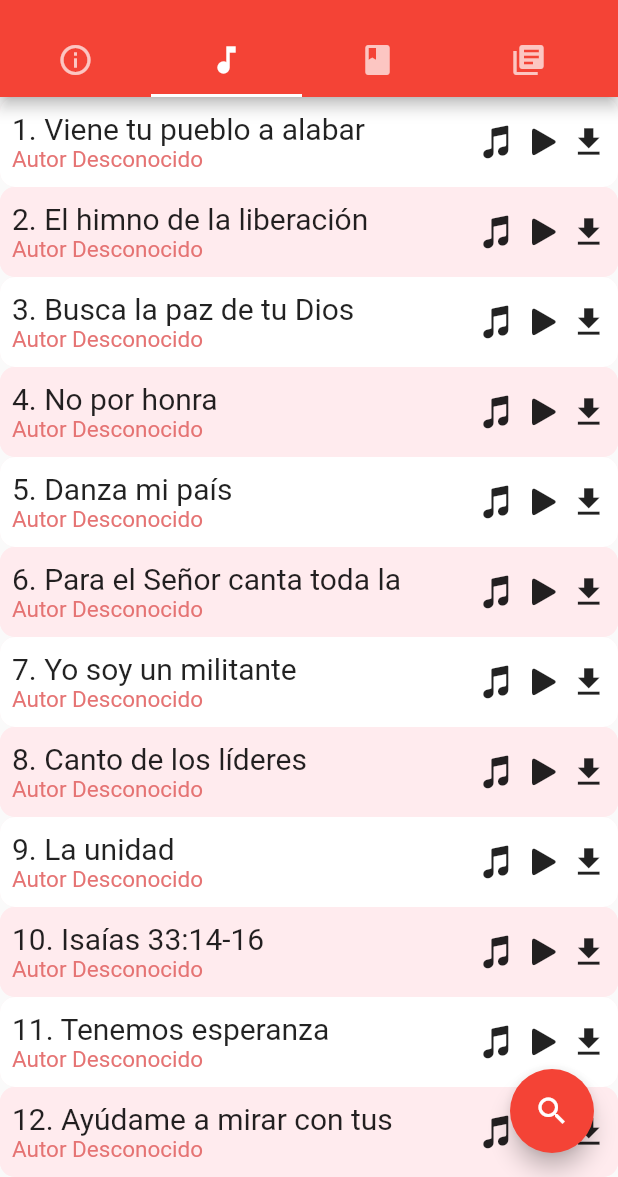
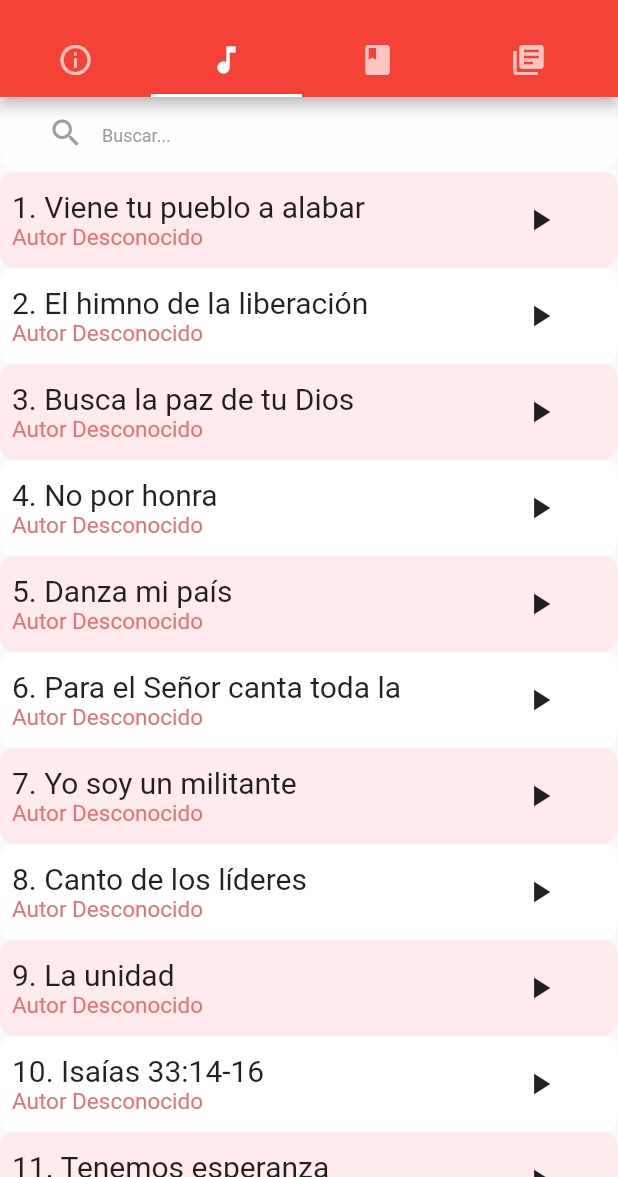
Before and after one commit to ThisLerol/AGEAPP-2.0, a Flutter app: the screen it shows after launch, tab 2 chosen, on a phone screen of 412 x 824 dp, the part 59-1236 px from its top. Run offline on Flutter 3.47's test engine with Material 2 defaults, Android fonts, the phone set to English and light mode, and no system bars.

Commit message:
Buscador de TabMusica,Musica tiene solo un icono y conectado con drive, Splas con logo AGEUP

```diff
--- a/lib/Contenidos/Letra y Acordes/ChordMain.dart
+++ b/lib/Contenidos/Letra y Acordes/ChordMain.dart
@@ -74,9 +74,10 @@ class _chord extends State<chord>{
             Container(
               child: Column(
                 children: <Widget>[
-                  Text(letras().nombreCan(widget.musicTitle.toInt()),textAlign: TextAlign.center, style: TextStyle(color: Colors.black,fontSize: 22,decoration: TextDecoration.overline,fontStyle: FontStyle.italic),),
                   Text("\n"),
-                  Text(letras().letrasand(tono, letraOacorde,widget.musicTitle.toInt()),textAlign: TextAlign.center, style: TextStyle(color: Colors.black,fontSize: 20,decoration: TextDecoration.none,),),
+                  Text(letras().nombreCan(widget.musicTitle.toInt()),textAlign: TextAlign.center, style: TextStyle(color: Colors.deepOrangeAccent,fontSize: 22,decoration: TextDecoration.underline,fontStyle: FontStyle.italic, fontWeight: FontWeight.bold),),
+                  Text("\n"),
+                  Text(letras().letrasand(tono, letraOacorde,widget.musicTitle.toInt()),textAlign: TextAlign.center, style: TextStyle(color: Colors.black87,fontSize: 20,decoration: TextDecoration.none,),),
                 ],
               ),
             )
--- a/lib/Contenidos/Musica.dart
+++ b/lib/Contenidos/Musica.dart
@@ -4,7 +4,8 @@ import 'package:flutter/material.dart';
 import 'package:ageapp/Contenidos/Letra y Acordes/ChordMain.dart';
 import 'package:ageapp/Contenidos/Letra y Acordes/Canciones/MusicaClass.dart';
 import 'package:ageapp/Contenidos/Letra y Acordes/Buscar.dart';
-
+import 'package:flutter/services.dart';
+import 'package:url_launcher/url_launcher.dart';
 
 class Musica extends StatefulWidget{
   @override
@@ -15,31 +16,60 @@ class Musica extends StatefulWidget{
 }
 
 class _Musica extends State<Musica>{
+  List<String> test, sample, _dat1;
+
+  String texto = " ";
   MusicaClass musicaData = new MusicaClass();
+
   var controller = 0;
 
   @override
   Widget build(BuildContext context) {
     // TODO: implement build
     return Scaffold(
-      floatingActionButton: FloatingActionButton(
-        child: Icon(Icons.search),
-        onPressed: (){
-          showSearch(context:context, delegate:Buscar());
-        },
-      ),
+
       // color: Colors.red[50],
 
-        body: ListView(
+      body:
+
+      ListView(
+
         children:
-          ListaCanciones(),
-        )
+        //ListaCanciones(),
+        CancionesBuscadas(texto),
+      ),
+
+
+
     );
   }
 
-  List<Widget> ListaCanciones(){
-    int ai = 24;
+  List<Widget> CancionesBuscadas(String text){
+    var nombresBus = <String>[];
+    var nombresIndex = <int>[];
 
+    int cont = 0;
+    print("ancho");
+    print(musicaData.getnombreListancho());
+    for( var i = 0 ; i <= musicaData.getnombreListancho()-1; i++ ) {
+      if(musicaData.getnombre(i).toLowerCase().contains(text.toLowerCase())){
+        nombresBus.add(musicaData.getnombre(i));
+        nombresIndex.add(i);
+        cont++;
+        print("cont");
+        print(cont);
+
+      }
+
+    }
+
+    var arr = new List<Widget>(cont+1);
+    print("nombresBus");
+    print(nombresBus);
+    print(nombresBus.length);
+    print("nombresIndex");
+    print(nombresIndex);
+    print(nombresIndex.length);
     Color InterCalar(int i){
       if(i%2==0){
         return Colors.white;
@@ -47,13 +77,19 @@ class _Musica extends State<Musica>{
         return Colors.red[50];
       }
     }
+    print("cont");
+    print(cont);
+    print("arr lenght");
+    print(arr.length);
+    var a = 0;
 
-    var arr = new List<Widget>(ai+1);
+    for( var i = 1 ; i <= cont; i++ ){
+      print('var a');
+      print(a);
+      print(nombresIndex.length);
 
-    for( var i = 0 ; i <= ai; i++ ) {
-      var a = i+1;
 
-      arr[i] = Container(
+      arr[i]= Container(
         decoration: BoxDecoration(
           borderRadius: BorderRadius.circular(10),
           color: InterCalar(i),
@@ -61,13 +97,16 @@ class _Musica extends State<Musica>{
             BoxShadow(color: Colors.red[50], spreadRadius: 0),
           ],
         ),
-       // color: InterCalar(i),
-        //elevation: 0,
-        //borderOnForeground: true,
-        child: InkWell(
+
+        child: Wrap(
+            alignment: WrapAlignment.spaceBetween,
+            crossAxisAlignment: WrapCrossAlignment.center,
+            direction: Axis.horizontal,
+            children: <Widget>[
+              InkWell(
                   child: Wrap(
                     direction: Axis.horizontal,
-              alignment: WrapAlignment.spaceBetween,
+                    alignment: WrapAlignment.spaceEvenly,
                     crossAxisAlignment: WrapCrossAlignment.center,
                     children: <Widget>[
                       Wrap(
@@ -85,7 +124,8 @@ class _Musica extends State<Musica>{
                               child: Column(
                                   crossAxisAlignment: CrossAxisAlignment.start,
                                   children:<Widget>[
-                              Container(width: MediaQuery.of(context).size.width/1.5,child: Text("$a. "+musicaData.getnombre(i),maxLines: 1,textAlign: TextAlign.start,style: TextStyle(fontWeight: FontWeight.normal, fontSize: 20, ),),),
+                                    //Text(musicaData.getLinksDrive(nombresIndex[a]).toString()),
+                                    Container(width: MediaQuery.of(context).size.width/1.5,child: Text("$i. "+nombresBus[i-1].toString(),maxLines: 1,textAlign: TextAlign.start,style: TextStyle(fontWeight: FontWeight.normal, fontSize: 20, ),),),
                                     Text("Autor Desconocido", textAlign: TextAlign.start,style: TextStyle(fontWeight: FontWeight.normal, fontSize: 15, color: Colors.red[300]),)
                                   ]
                               ),
@@ -97,38 +137,64 @@ class _Musica extends State<Musica>{
                           ),
                         ],
                       ),
-                Wrap(
-                  alignment: WrapAlignment.spaceAround,
-                    children: <Widget>[
-                      InkWell(
-                        splashColor: Colors.red.withAlpha(30),
-                        onTap: () {
-                        Navigator.push(
-                        context,
-                        MaterialPageRoute(builder: (context) => chord(musicTitle: i)),
-                        );},
-                        child: Padding(
-                          padding:  EdgeInsets.fromLTRB(0, 0, 7, 0),
-                          child: Icon(CupertinoIcons.double_music_note,size: 25,),
-                        ),
-                      ),
-                      Padding(
 
-                        padding:  EdgeInsets.fromLTRB(0, 0, 5, 0),
-                        child: Icon(CupertinoIcons.play_arrow_solid,size: 25,),
-                      ),
-                      Padding(
-                        padding:  EdgeInsets.fromLTRB(0, 0, 7, 0),
-                        child: Icon(Icons.file_download ,size: 25,),
-                      ),
-                    ],
-                  )
                     ],
                   )
               ),
+              Padding(
+                  padding: const EdgeInsets.all(8.0),
+                  child: RaisedButton(
+
+                    onPressed: (){
+                      if(musicaData.getLinksDrive(nombresIndex[i-1])=="-"){
+                      }else{
+                        launch(musicaData.getLinksDrive(nombresIndex[i-1]).toString());
+                      }
+                    },
+                    color: InterCalar(i),
+                    elevation: 0,
+
+                    child: Icon(Icons.play_arrow),
+                  )
+              ),
+            ]),
       );
+      a++;
     }
+
+    arr[0]=Container(
+      width: 300,
+      padding: EdgeInsets.symmetric(horizontal: 20),
+      height: 50,
+      decoration: BoxDecoration(
+          color: Colors.white70,
+          borderRadius: BorderRadius.only(
+              bottomRight: Radius.circular(15.0),
+              bottomLeft: Radius.circular(15.0),
+              topLeft: Radius.circular(15.0),
+              topRight: Radius.circular(15.0))),
+      child: TextField(
+        style: new TextStyle(color: Colors.white),
+        decoration: InputDecoration(
+          contentPadding: EdgeInsets.only(top: 15.0),
+          border: InputBorder.none,
+          hintText: 'Buscar...',
+          hintStyle: TextStyle(color: Colors.grey, fontSize: 12.0),
+          labelStyle: TextStyle(color: Colors.white),
+          prefixIcon: Icon(Icons.search, color: Colors.grey),
+        ),
+        onChanged: (String text) {
+          setState(() {
+            print(text);
+            texto = text;
+            CancionesBuscadas(texto);
+          });
+        },
+      ),
+    );
+
 
     return arr;
   }
+
 }
--- a/lib/barMenu.dart
+++ b/lib/barMenu.dart
@@ -55,7 +55,7 @@ class _AllBar extends State<AllBar> with SingleTickerProviderStateMixin{
     return new Scaffold(
       appBar: new AppBar(
         actions: <Widget>[
-          Padding(child: InkWell(child:Icon(SocialMedia.facebook_squared,size: 18, ),onTap: () => launch('https://www.facebook.com/ageup.ifes'),),padding: EdgeInsets.all(5.0),),
+          Padding(child: InkWell(child:Icon(SocialMedia.facebook_squared,size: 18, ),onTap: () => launch('https://www.fb.com/ageup.ifes'),),padding: EdgeInsets.all(5.0),),
           Padding(child: InkWell(child:Icon(SocialMedia.instagram,size: 18, ),onTap: () => launch('https://www.instagram.com/ageup.ifes/'),),padding: EdgeInsets.all(5.0),),
           Padding(child: InkWell(child:Icon(SocialMedia.youtube_play,size: 18, ),onTap: () => launch('https://www.youtube.com/channel/UCBmBKVnvpnw7rV7XBokcvZQ'),),padding: EdgeInsets.all(5.0),),
           Padding(padding: EdgeInsets.all(5.0),),
```
Also changed, not shown: lib/Contenidos/Letra y Acordes/Buscar.dart (deleted, +0 -94 lines), lib/Contenidos/Letra y Acordes/Canciones/MusicaClass.dart (+76 -2 lines), lib/main.dart (+13 -27 lines). Lines whose indentation alone changed are shown as unchanged.
